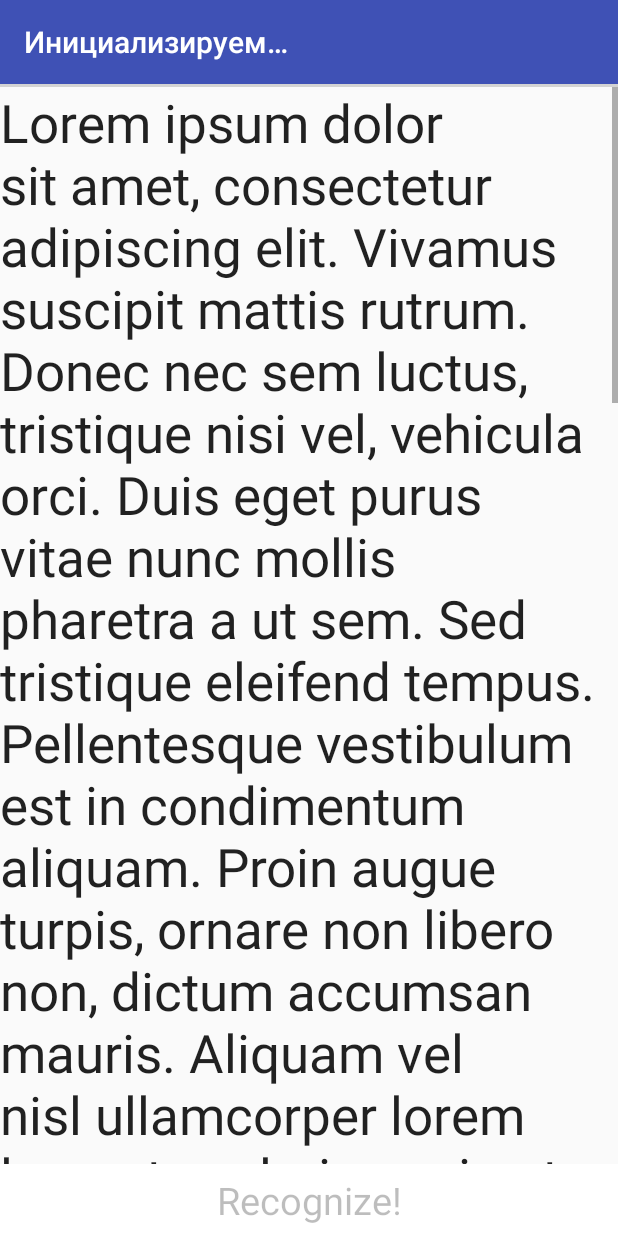
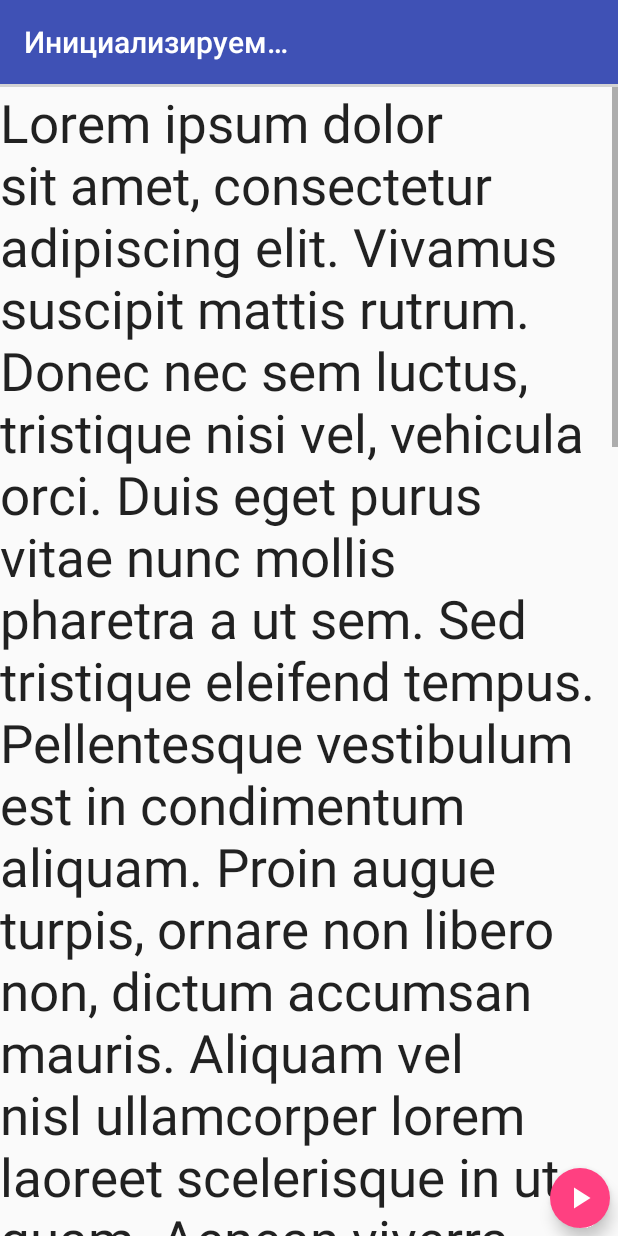
Before and after one commit to N0llPointer/PixaeroSTT, an Android app: the layout activity_main.xml on its own in the app's theme, with its tools: preview values and no code run, on a phone screen of 412 x 824 dp. Run offline under Robolectric (Android 15) with nearby library versions, the phone set to English and light mode, and no system bars.

Commit message:
Changed screen orientation. Added some methods for data processing.

```diff
--- a/app/src/main/AndroidManifest.xml
+++ b/app/src/main/AndroidManifest.xml
@@ -14,7 +14,9 @@
         android:roundIcon="@mipmap/ic_launcher_round"
         android:supportsRtl="true"
         android:theme="@style/AppTheme">
-        <activity android:name=".MainActivity">
+        <activity android:name=".MainActivity"
+            android:configChanges="orientation|keyboardHidden|keyboard"
+            android:screenOrientation="landscape">
             <intent-filter>
                 <action android:name="android.intent.action.MAIN" />
 
--- /dev/null
+++ b/app/src/main/res/drawable/ic_pause.xml
@@ -0,0 +1,5 @@
+<vector android:height="24dp" android:tint="#FFFFFF"
+    android:viewportHeight="24.0" android:viewportWidth="24.0"
+    android:width="24dp" xmlns:android="http://schemas.android.com/apk/res/android">
+    <path android:fillColor="#FF000000" android:pathData="M6,19h4L10,5L6,5v14zM14,5v14h4L18,5h-4z"/>
+</vector>
--- /dev/null
+++ b/app/src/main/res/drawable/ic_play.xml
@@ -0,0 +1,5 @@
+<vector android:height="24dp" android:tint="#FFFFFF"
+    android:viewportHeight="24.0" android:viewportWidth="24.0"
+    android:width="24dp" xmlns:android="http://schemas.android.com/apk/res/android">
+    <path android:fillColor="#FF000000" android:pathData="M8,5v14l11,-7z"/>
+</vector>
--- a/app/src/main/res/layout/activity_main.xml
+++ b/app/src/main/res/layout/activity_main.xml
@@ -57,30 +57,39 @@
         </ScrollView>
 
 
-        <LinearLayout
-            android:layout_width="match_parent"
-            android:layout_height="wrap_content"
-            android:layout_gravity="bottom"
-            android:gravity="center"
-            android:orientation="horizontal">
+        <!--<LinearLayout-->
+            <!--android:layout_width="match_parent"-->
+            <!--android:layout_height="wrap_content"-->
+            <!--android:layout_gravity="bottom"-->
+            <!--android:gravity="center"-->
+            <!--android:orientation="horizontal">-->
 
-            <Button
-                android:foreground="?android:attr/selectableItemBackground"
-                android:enabled="false"
-                style="?android:attr/buttonBarStyle"
-                android:background="@android:color/white"
-                android:paddingStart="10dp"
-                android:paddingEnd="10dp"
-                android:layout_width="match_parent"
-                android:layout_height="wrap_content"
-                android:text="@string/recognize"
-                android:textSize="25sp"
-                android:id="@+id/button_voice_recognizer_sphynx"
-                android:layout_gravity="center_horizontal"/>
+            <!--<Button-->
+                <!--android:foreground="?android:attr/selectableItemBackground"-->
+                <!--android:enabled="false"-->
+                <!--style="?android:attr/buttonBarStyle"-->
+                <!--android:background="@android:color/white"-->
+                <!--android:paddingStart="10dp"-->
+                <!--android:paddingEnd="10dp"-->
+                <!--android:layout_width="match_parent"-->
+                <!--android:layout_height="wrap_content"-->
+                <!--android:text="@string/recognize"-->
+                <!--android:textSize="25sp"-->
+                <!--android:layout_gravity="center_horizontal"/>-->
 
-        </LinearLayout>
+        <!--</LinearLayout>-->
 
     </LinearLayout>
 
+    <android.support.design.widget.FloatingActionButton
+        android:layout_width="wrap_content"
+        android:layout_height="wrap_content"
+        app:fabSize="mini"
+        android:layout_margin="5dp"
+        android:id="@+id/button_voice_recognizer_sphynx"
+        android:layout_gravity="bottom|end"
+        android:src="@drawable/ic_play"
+        app:borderWidth="0dp"/>
+
 
 </FrameLayout>
```
Also changed, not shown: app/src/main/java/com/nollpointer/pixaerostt/MainActivity.java (+41 -5 lines), app/src/main/java/com/nollpointer/pixaerostt/ScrollViewController.java (+113 -54 lines).
